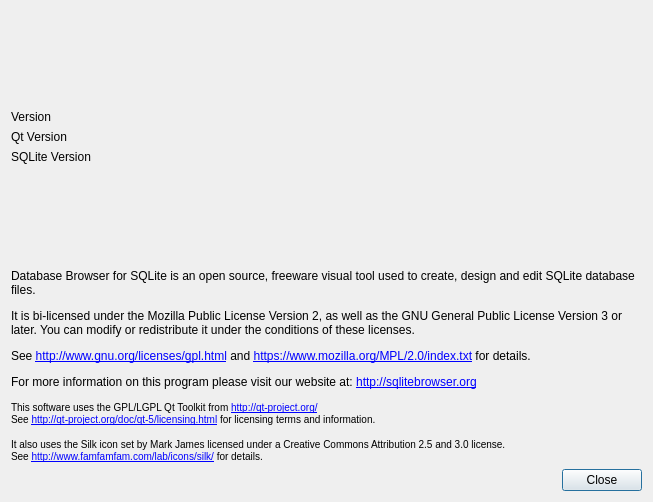
Qt form src/AboutDialog.ui (sqlitebrowser/sqlitebrowser) before a commit.
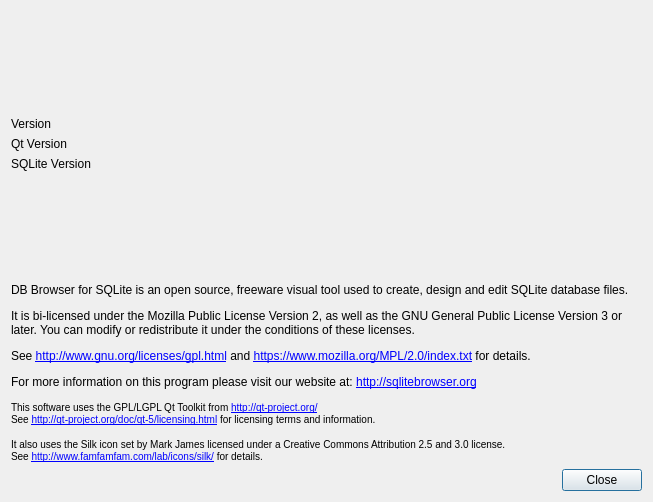
The same form after that commit. Icons and pictures are not drawn.

Commit message: Renamed project to "DB Browser for SQLite"

```diff
--- a/src/AboutDialog.ui
+++ b/src/AboutDialog.ui
@@ -116,7 +116,7 @@
    <item>
     <widget class="QLabel" name="label">
      <property name="text">
-      <string>&lt;html&gt;&lt;head/&gt;&lt;body&gt;&lt;p&gt;Database Browser for SQLite is an open source, freeware visual tool used to create, design and edit SQLite database files.&lt;/p&gt;&lt;p&gt;It is bi-licensed under the Mozilla Public License Version 2, as well as the GNU General Public License Version 3 or later. You can modify or redistribute it under the conditions of these licenses.&lt;/p&gt;&lt;p&gt;See &lt;a href=&quot;http://www.gnu.org/licenses/gpl.html&quot;&gt;&lt;span style=&quot; text-decoration: underline; color:#0000ff;&quot;&gt;http://www.gnu.org/licenses/gpl.html&lt;/span&gt;&lt;/a&gt; and &lt;a href=&quot;https://www.mozilla.org/MPL/2.0/index.txt&quot;&gt;&lt;span style=&quot; text-decoration: underline; color:#0000ff;&quot;&gt;https://www.mozilla.org/MPL/2.0/index.txt&lt;/span&gt;&lt;/a&gt; for details.&lt;/p&gt;&lt;p&gt;For more information on this program please visit our website at: &lt;a href=&quot;http://sqlitebrowser.org&quot;&gt;&lt;span style=&quot; text-decoration: underline; color:#0000ff;&quot;&gt;http://sqlitebrowser.org&lt;/span&gt;&lt;/a&gt;&lt;/p&gt;&lt;p&gt;&lt;span style=&quot; font-size:small;&quot;&gt;This software uses the GPL/LGPL Qt Toolkit from &lt;/span&gt;&lt;a href=&quot;http://qt-project.org/&quot;&gt;&lt;span style=&quot; font-size:small; text-decoration: underline; color:#0000ff;&quot;&gt;http://qt-project.org/&lt;/span&gt;&lt;/a&gt;&lt;span style=&quot; font-size:small;&quot;&gt;&lt;br/&gt;See &lt;/span&gt;&lt;a href=&quot;http://qt-project.org/doc/qt-5/licensing.html&quot;&gt;&lt;span style=&quot; font-size:small; text-decoration: underline; color:#0000ff;&quot;&gt;http://qt-project.org/doc/qt-5/licensing.html&lt;/span&gt;&lt;/a&gt;&lt;span style=&quot; font-size:small;&quot;&gt; for licensing terms and information.&lt;/span&gt;&lt;/p&gt;&lt;p&gt;&lt;span style=&quot; font-size:small;&quot;&gt;It also uses the Silk icon set by Mark James licensed under a Creative Commons Attribution 2.5 and 3.0 license.&lt;br/&gt;See &lt;/span&gt;&lt;a href=&quot;http://www.famfamfam.com/lab/icons/silk/&quot;&gt;&lt;span style=&quot; font-size:small; text-decoration: underline; color:#0000ff;&quot;&gt;http://www.famfamfam.com/lab/icons/silk/&lt;/span&gt;&lt;/a&gt;&lt;span style=&quot; font-size:small;&quot;&gt; for details.&lt;/span&gt;&lt;/p&gt;&lt;/body&gt;&lt;/html&gt;</string>
+      <string>&lt;html&gt;&lt;head/&gt;&lt;body&gt;&lt;p&gt;DB Browser for SQLite is an open source, freeware visual tool used to create, design and edit SQLite database files.&lt;/p&gt;&lt;p&gt;It is bi-licensed under the Mozilla Public License Version 2, as well as the GNU General Public License Version 3 or later. You can modify or redistribute it under the conditions of these licenses.&lt;/p&gt;&lt;p&gt;See &lt;a href=&quot;http://www.gnu.org/licenses/gpl.html&quot;&gt;&lt;span style=&quot; text-decoration: underline; color:#0000ff;&quot;&gt;http://www.gnu.org/licenses/gpl.html&lt;/span&gt;&lt;/a&gt; and &lt;a href=&quot;https://www.mozilla.org/MPL/2.0/index.txt&quot;&gt;&lt;span style=&quot; text-decoration: underline; color:#0000ff;&quot;&gt;https://www.mozilla.org/MPL/2.0/index.txt&lt;/span&gt;&lt;/a&gt; for details.&lt;/p&gt;&lt;p&gt;For more information on this program please visit our website at: &lt;a href=&quot;http://sqlitebrowser.org&quot;&gt;&lt;span style=&quot; text-decoration: underline; color:#0000ff;&quot;&gt;http://sqlitebrowser.org&lt;/span&gt;&lt;/a&gt;&lt;/p&gt;&lt;p&gt;&lt;span style=&quot; font-size:small;&quot;&gt;This software uses the GPL/LGPL Qt Toolkit from &lt;/span&gt;&lt;a href=&quot;http://qt-project.org/&quot;&gt;&lt;span style=&quot; font-size:small; text-decoration: underline; color:#0000ff;&quot;&gt;http://qt-project.org/&lt;/span&gt;&lt;/a&gt;&lt;span style=&quot; font-size:small;&quot;&gt;&lt;br/&gt;See &lt;/span&gt;&lt;a href=&quot;http://qt-project.org/doc/qt-5/licensing.html&quot;&gt;&lt;span style=&quot; font-size:small; text-decoration: underline; color:#0000ff;&quot;&gt;http://qt-project.org/doc/qt-5/licensing.html&lt;/span&gt;&lt;/a&gt;&lt;span style=&quot; font-size:small;&quot;&gt; for licensing terms and information.&lt;/span&gt;&lt;/p&gt;&lt;p&gt;&lt;span style=&quot; font-size:small;&quot;&gt;It also uses the Silk icon set by Mark James licensed under a Creative Commons Attribution 2.5 and 3.0 license.&lt;br/&gt;See &lt;/span&gt;&lt;a href=&quot;http://www.famfamfam.com/lab/icons/silk/&quot;&gt;&lt;span style=&quot; font-size:small; text-decoration: underline; color:#0000ff;&quot;&gt;http://www.famfamfam.com/lab/icons/silk/&lt;/span&gt;&lt;/a&gt;&lt;span style=&quot; font-size:small;&quot;&gt; for details.&lt;/span&gt;&lt;/p&gt;&lt;/body&gt;&lt;/html&gt;</string>
      </property>
      <property name="alignment">
       <set>Qt::AlignLeading|Qt::AlignLeft|Qt::AlignTop</set>
```
Left out of the diff: 2 changed lines with no effect on the pictures. The commit also changes 9 other files.
